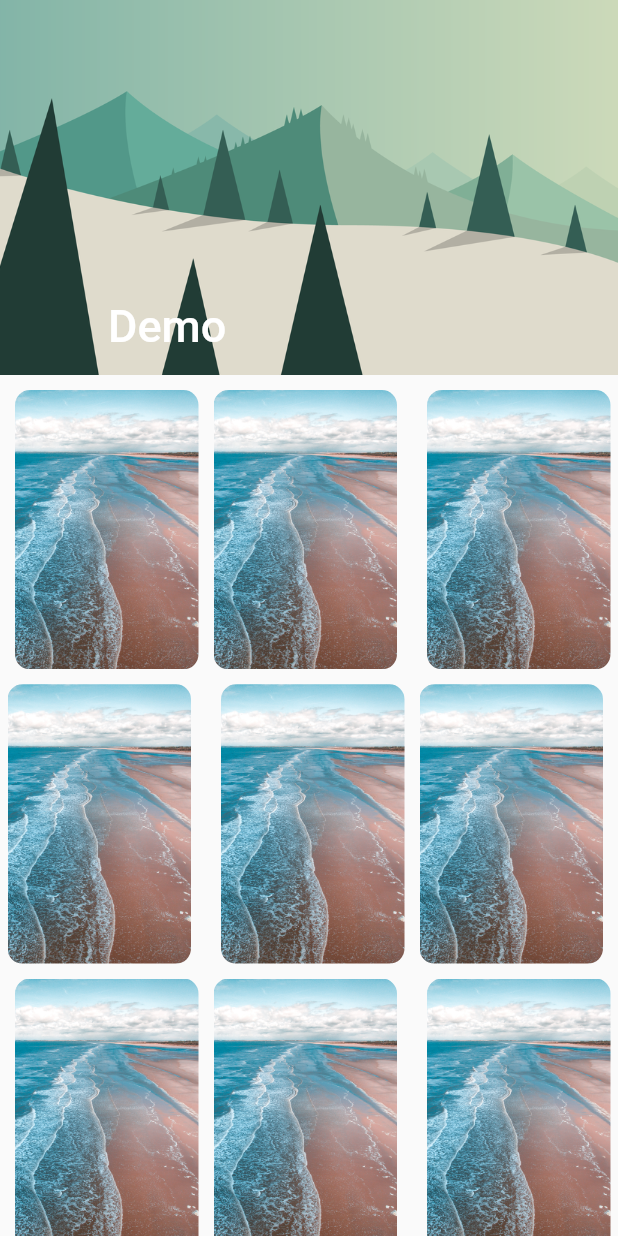
After one commit to Ashilesh/Money_control, a Flutter app: the screen it shows after launch, after a tap on the "navigate next" icon, on a phone screen of 412 x 824 dp. The commit adds this screen. Run offline on Flutter 3.47's test engine with Material 2 defaults, Android fonts, the phone set to English and light mode, and no system bars.

Commit message:
added home screen and navigation

```diff
--- /dev/null
+++ b/lib/home.dart
@@ -0,0 +1,70 @@
+import 'package:flutter/material.dart';
+import 'dart:ui';
+
+class Home extends StatefulWidget {
+  @override
+  _HomeState createState() => _HomeState();
+}
+
+class _HomeState extends State<Home> {
+  EdgeInsetsGeometry pad(int i) {
+    if (i % 2 == 0)
+      return EdgeInsets.fromLTRB(10, 10, 5, 0);
+    else
+      return EdgeInsets.fromLTRB(5, 10, 10, 0);
+  }
+
+  @override
+  Widget build(BuildContext context) {
+    return MaterialApp(
+        theme: ThemeData(
+          // to give colors to theme
+            primaryColor: Colors.grey[600]
+        ),
+        home: Scaffold(
+      body: CustomScrollView(
+        slivers: <Widget>[
+          const SliverAppBar(
+            pinned: false,
+            expandedHeight: 250.0,
+            flexibleSpace: FlexibleSpaceBar(
+              title: Text('Demo'),
+              background: Image(
+                image: AssetImage('assets/photos/morning.jpeg'),
+                fit: BoxFit.cover,
+              ),
+            ),
+          ),
+          SliverGrid(
+            gridDelegate: SliverGridDelegateWithMaxCrossAxisExtent(
+              maxCrossAxisExtent: 200.0,
+              mainAxisSpacing: 0,
+              crossAxisSpacing: 0,
+              childAspectRatio: 0.70,
+            ),
+            delegate: SliverChildBuilderDelegate(
+              (BuildContext context, int index) {
+                return Stack(
+                  fit: StackFit.expand,
+                  children: <Widget>[
+                   Container(
+                     child:  ClipRRect(
+                       borderRadius: BorderRadius.circular(10),
+                       child: Image(
+                         image: AssetImage('assets/photos/beach_1.jpg'),
+                         fit: BoxFit.cover,
+                       ),
+                     ),
+                     padding: pad(index),
+                   )
+                  ],
+                );
+              },
+              childCount: 20,
+            ),
+          ),
+        ],
+      ),
+    ));
+  }
+}
--- a/lib/main.dart
+++ b/lib/main.dart
@@ -1,5 +1,8 @@
 import 'package:flutter/material.dart';
 import 'welcome.dart';
+import 'home.dart';
 
 
-void main() => runApp(MyApp());
+void main() => runApp(MaterialApp(
+  home: new MyApp(),
+));
--- a/lib/welcome.dart
+++ b/lib/welcome.dart
@@ -1,9 +1,10 @@
 //this file is for welcome page
 //in which user will see this page only once
-//when the app starts
+//when the app starts for first time
 
 import 'dart:ui';
 import 'package:flutter/material.dart';
+import 'home.dart';
 
 class MyApp extends StatelessWidget {
 
@@ -19,7 +20,10 @@ class MyApp extends StatelessWidget {
 
           // floating action button
           floatingActionButton: FloatingActionButton(
-           onPressed: null,
+           onPressed : (){
+             print('click');
+            Navigator.push(context, new MaterialPageRoute(builder: (context) => Home()));
+           },
            backgroundColor: Colors.grey[700],
            foregroundColor: Colors.grey[50],
               child: Icon(
```
Also changed, not shown: assets/photos/morning.jpeg (added).
